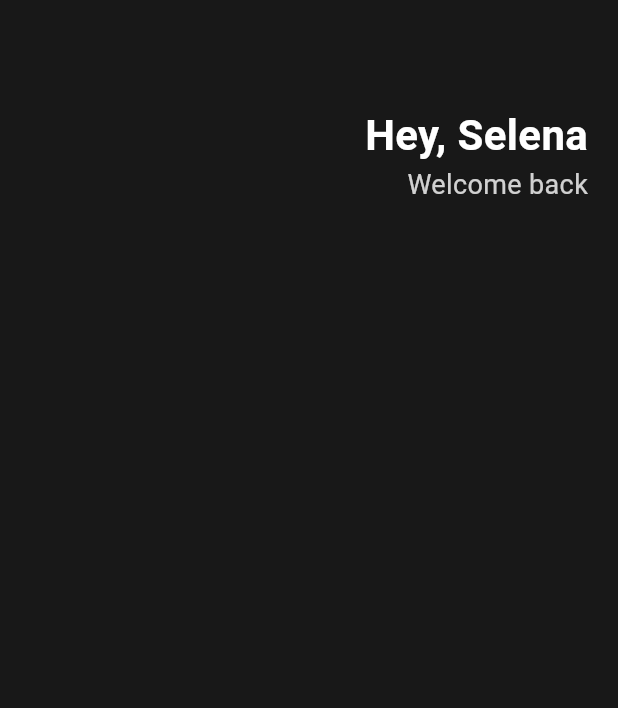
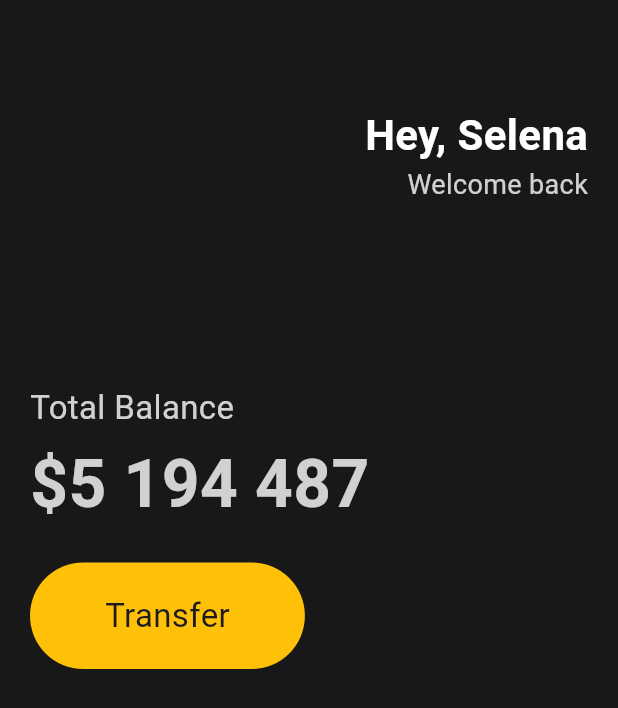
Before and after one commit to gouthiki90/flutter-tour, a Flutter app: the screen it shows after launch, on a phone screen of 412 x 824 dp. Shown: the top 708 px of the screen. Run offline on Flutter 3.47's test engine with Material 3 defaults, Android fonts, the phone set to English and light mode, and no system bars.

Commit message:
Button Section

```diff
--- a/lib/main.dart
+++ b/lib/main.dart
@@ -29,6 +29,7 @@
           body: Padding(
             padding: EdgeInsets.all(20),
             child: Column(
+              crossAxisAlignment: CrossAxisAlignment.start,
               children: [
                 SizedBox(
                   height: 50,
@@ -54,7 +55,51 @@
                       ],
                     )
                   ],
-                )
+                ),
+                SizedBox(
+                  height: 120,
+                ),
+                Text(
+                  'Total Balance',
+                  style: TextStyle(
+                    fontSize: 22,
+                    color: Colors.white.withOpacity(0.8),
+                  ),
+                ),
+                SizedBox(
+                  height: 5,
+                ),
+                Text(
+                  '\$5 194 487',
+                  style: TextStyle(
+                    fontSize: 44,
+                    color: Colors.white.withOpacity(0.8),
+                    fontWeight: FontWeight.w600,
+                  ),
+                ),
+                SizedBox(
+                  height: 20,
+                ),
+                Row(
+                  children: [
+                    Container(
+                      decoration: BoxDecoration(
+                        color: Colors.amber,
+                        borderRadius: BorderRadius.circular(45),
+                      ),
+                      child: Padding(
+                        padding: EdgeInsets.symmetric(
+                          vertical: 20,
+                          horizontal: 50,
+                        ),
+                        child: Text(
+                          'Transfer',
+                          style: TextStyle(fontSize: 22),
+                        ),
+                      ),
+                    ),
+                  ],
+                ),
               ],
             ),
           )),
```
